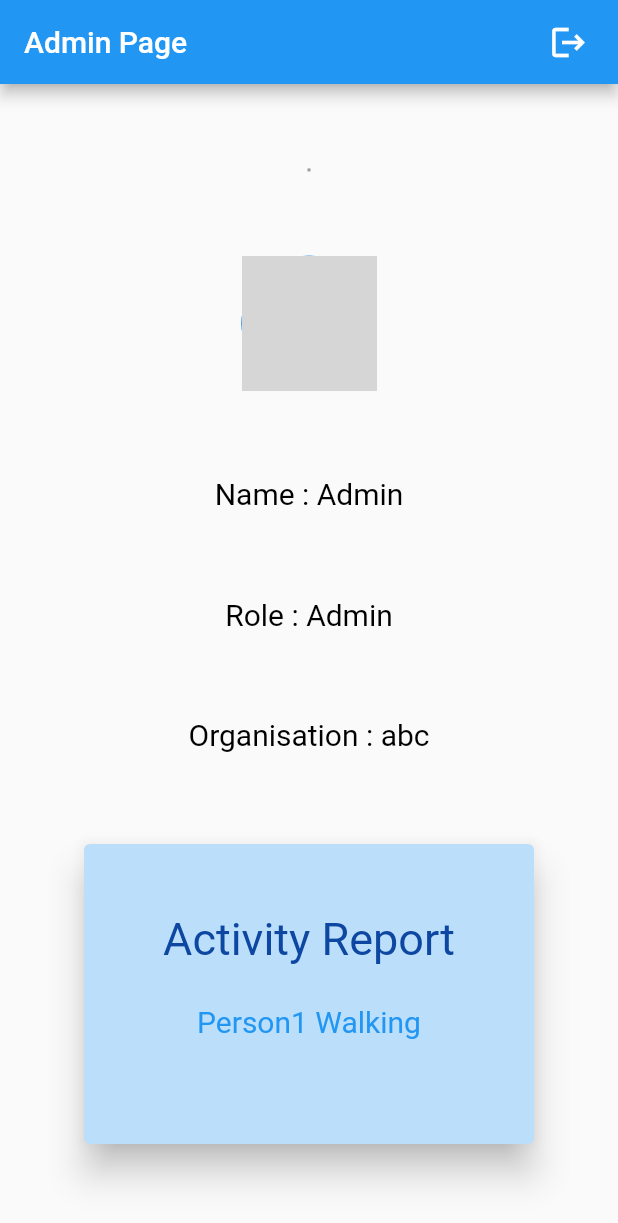
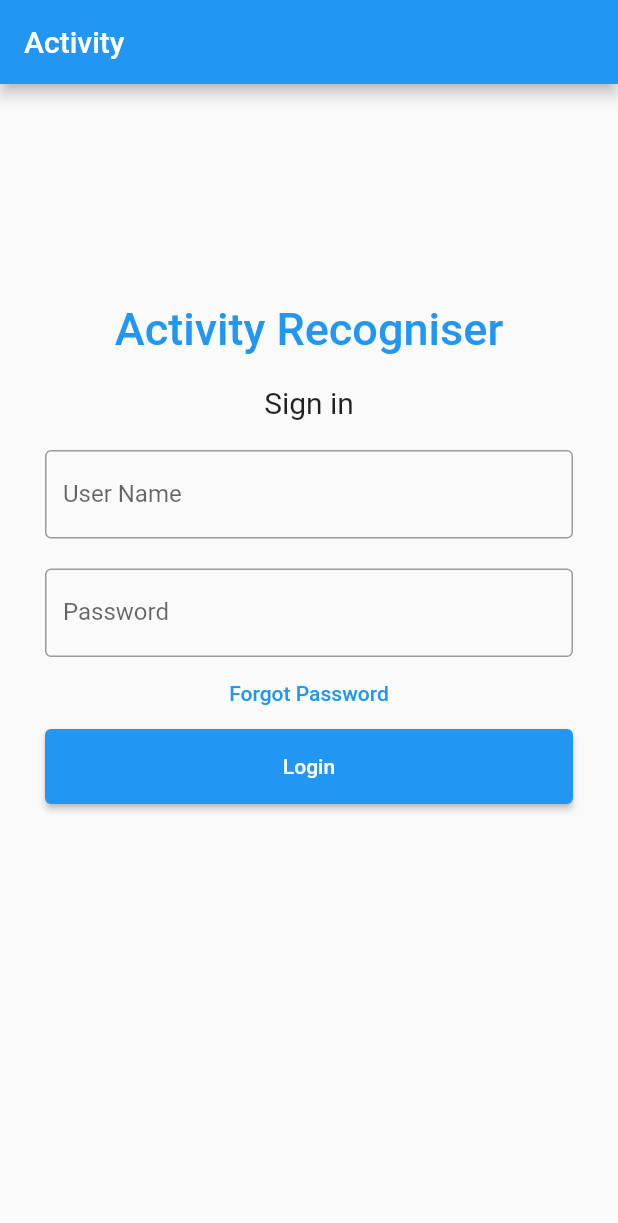
Before and after one commit to psathyanarayan/Human-Activity-Recognition-Using-Smartphone-Sensors, a Flutter app: the screen it shows after launch, after a tap on the "logout" icon, on a phone screen of 412 x 824 dp. Shown: the top 1223 px of the screen. Run offline on Flutter 3.47's test engine with Material 2 defaults, Android fonts, the phone set to English and light mode, and no system bars; our stand-ins replace sensors_plus, syncfusion_flutter_charts; network calls fail; grey boxes are pictures that could not be loaded.

Commit message:
added login page

```diff
--- a/lib/login.dart
+++ b/lib/login.dart
@@ -1,120 +1,115 @@
 import 'package:flutter/material.dart';
 
-void main(){
-    runApp(const MyApp());
+void main() => runApp(const Login());
+
+class Login extends StatelessWidget {
+  const Login({Key? key}) : super(key: key);
+
+  static const String _title = 'Activity';
+
+  @override
+  Widget build(BuildContext context) {
+    return MaterialApp(
+      title: _title,
+      home: Scaffold(
+        appBar: AppBar(title: const Text(_title)),
+        body: const MyStatefulWidget(),
+      ),
+    );
+  }
 }
 
-class MyApp extends StatefulWidget{
-  const MyApp ({Key? key}) : super(key: key);
-
-  // @override
-  // Widget build(BuildContent context) {
-  //   return MaterialApp(
-  //       home:HomePage(),
-  //   );
-  // }
+class MyStatefulWidget extends StatefulWidget {
+  const MyStatefulWidget({Key? key}) : super(key: key);
 
   @override
-  State<StatefulWidget> createState() {
-    // TODO: implement createState
-    throw UnimplementedError();
-  }
-
+  State<MyStatefulWidget> createState() => _MyStatefulWidgetState();
 }
 
+class _MyStatefulWidgetState extends State<MyStatefulWidget> {
+  TextEditingController nameController = TextEditingController();
+  TextEditingController passwordController = TextEditingController();
 
-class HomePage extends StatefulWidget {
- const HomePage ({Key? key}) : super (key: key);
-
- @override
- State<HomePage> createState() => _HomePageState();
- }
-class _HomePageState extends State‹HomePage> {
-    @override
-    Widget build (BuildContext context) {
-         return Scaffold(
-            body: LoginScreen(),
-         );}
+  @override
+  Widget build(BuildContext context) {
+    return Padding(
+        padding: const EdgeInsets.all(20),
+        child: ListView(
+          children: <Widget>[
+            const SizedBox(
+                    height: 116,
+                  ),
+            Container(
+                alignment: Alignment.center,
+                padding: const EdgeInsets.all(10),
+                child: const Text(
+                  'Activity Recogniser',
+                  style: TextStyle(
+                      color: Colors.blue,
+                      fontWeight: FontWeight.w500,
+                      fontSize: 30),
+                )),
+            Container(
+                alignment: Alignment.center,
+                padding: const EdgeInsets.all(10),
+                child: const Text(
+                  'Sign in',
+                  style: TextStyle(fontSize: 20),
+                )),
+            Container(
+              padding: const EdgeInsets.all(10),
+              child: TextField(
+                controller: nameController,
+                decoration: const InputDecoration(
+                  border: OutlineInputBorder(),
+                  labelText: 'User Name',
+                ),
+              ),
+            ),
+            Container(
+              padding: const EdgeInsets.fromLTRB(10, 10, 10, 0),
+              child: TextField(
+                obscureText: true,
+                controller: passwordController,
+                decoration: const InputDecoration(
+                  border: OutlineInputBorder(),
+                  labelText: 'Password',
+                ),
+              ),
+            ),
+            TextButton(
+              onPressed: () {
+                //forgot password screen
+              },
+              child: const Text('Forgot Password',),
+            ),
+            Container(
+                height: 50,
+                padding: const EdgeInsets.fromLTRB(10, 0, 10, 0),
+                child: ElevatedButton(
+                  child: const Text('Login'),
+                  onPressed: () {
+                    print(nameController.text);
+                    print(passwordController.text);
+                  },
+                )
+            ),
+            // Row(
+            //   children: <Widget>[
+            //     const Text('Does not have account?'),
+            //     TextButton(
+            //       child: const Text(
+            //         'Sign up',
+            //         style: TextStyle(fontSize: 20),
+            //       ),
+            //       onPressed: () {
+            //         //signup screen
+            //       },
+            //     )
+            //   ],
+            //   mainAxisAlignment: MainAxisAlignment.center,
+            // ),
+          ],
+        ));
+  }
 }
-class LoginScreen extends Statefulwidget {
-    const LoginScreen ({Key? key}) : super (key: key);
-
-    @override
-    _LoginScreenState createState() => _LoginScreenState();
-}
-
-class _LoginScreenState extends State<LoginScreen> {
-    @override
-    Widget build (BuildContext context) {
-        return Padding(
-            padding: const EdgeInsets.all(16.0),
-            child: Column(
-                mainAxisAlignment: MainAxisAlignment.center,
-                crossAxisAlignment: CrossAxisAlignment.start,
-                children: [
-                    const Text("MyApp Title",
-                    style:TextStyle(
-                        color.black,
-                        fontSize:28.0,
-                        fontWeight:FontWeight.bold,
-                        ),
-                    ),
-                    const Text(
-                        "Login to your App",
-                        style: TextStyle(
-                            color:Colors.black,
-                            fontSize: 44.0,
-                        ),
-                    ),
-                    const SizedBox(
-                        height: 44.0,
-                    ),
-                    const TextField(
-                        keyboardType: TextInputType.emailAddress,
-                        decoration: InputDecoration(
-                            hintText: "User Email",
-                            prefixIcon: Icon(Icons.mail,color: Colors.black),
-                        ),
-                    ),
-                    const SizedBox(
-                        height: 26.0,
-                    ),
-                    const TextField(
-                        obscureText: true,
-                        decoration: InputDecoration(
-                            hintText: "User Password",
-                            prefixIcon: Icon(Icons.mail,color: Colors.black),
-                        ),
-                    ),
-                    const SizedBox(
-                        height:12.0,
-                    ),
-                    const Text(
-                        "Dont Remember your Password?",
-                        style:TextStyle(color: Colors.blue),
-                    ),
-                    const SizedBox(
-                        height: 88.0,
-                    ),
-                    Container(
-                        width: double.infinity,
-                        child: RawMaterialButton(
-                            fillcolor: Color(0xFF0069FE),
-                            elevation: 0.0,
-                            padding: EdgeInsets.symmetric(vertical: 20.0),
-                            shape: RoundedRectangleBorder(
-                                borderRadius: BorderRadius.circular(12.0)),
-                            onPressed: () {},
-                            child: Text("Login",
-                                style(TextStyle(
-                                    color: Colors.white,
-                                    fontSize: 18.0,
-                                )),
-                            ),
-                        ),
-                    ),
-                ],
-            ),
-        );
-    }
-}
--- a/lib/main.dart
+++ b/lib/main.dart
@@ -6,6 +6,7 @@
 import 'accelerometer_data.dart';
 import 'gyroscope_data.dart';
 import 'admin.dart';
+import 'login.dart';
 
 
 void main() {
@@ -71,7 +72,7 @@
       child: GestureDetector(
         onTap: () {Navigator.push(
                 context,
-                MaterialPageRoute(builder: (context) => admin()),
+                MaterialPageRoute(builder: (context) => Login()),
               );},
 
         child: Icon(
```
